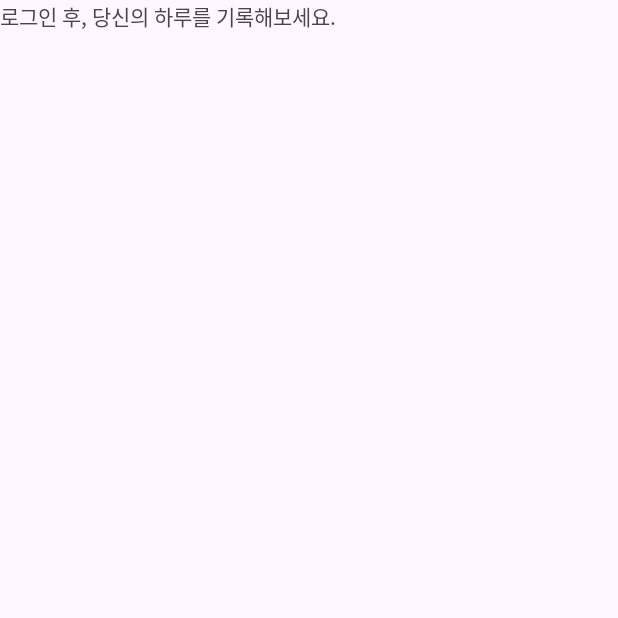
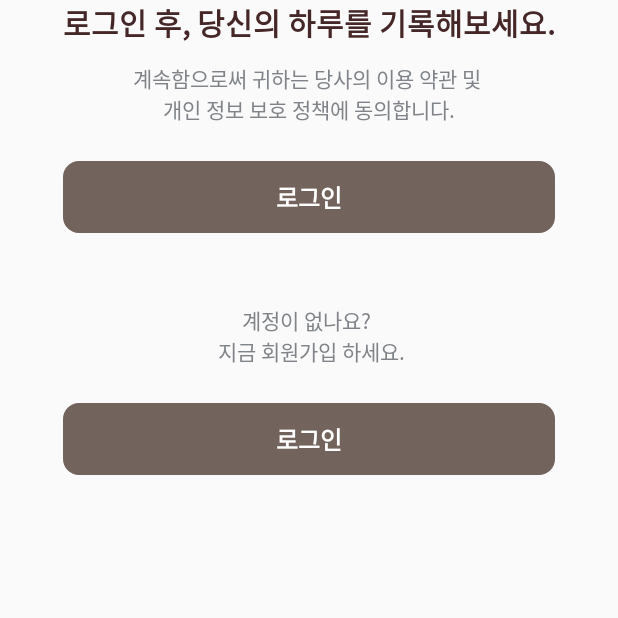
Before and after one commit to tkatpgus19/Haru, an Android app: the fragment OpenFragment shown on its own in the app's theme, on a phone screen of 412 x 824 dp, the top half of it. Run offline under Robolectric (Android 15) with nearby library versions, the phone set to English and light mode, and no system bars.

Commit message:
버튼 스타일 생성

```diff
--- /dev/null
+++ b/android/app/src/main/res/drawable/btn_style.xml
@@ -0,0 +1,15 @@
+<?xml version="1.0" encoding="utf-8"?>
+<shape xmlns:android="http://schemas.android.com/apk/res/android"
+    android:shape="rectangle" android:padding = "10dp">
+    <!-- 버튼 색깔 -->
+    <solid android:color="#72635D"/>
+    <!-- 네 귀퉁이 모양 -->
+    <corners
+        android:bottomLeftRadius="10dp"
+        android:bottomRightRadius="10dp"
+        android:topLeftRadius="10dp"
+        android:topRightRadius="10dp"/>
+    <!-- 테두리 색깔 -->
+    <stroke android:width="1dp"
+        android:color="#72635D"/>
+</shape>
--- /dev/null
+++ b/android/app/src/main/res/drawable/btn_style2.xml
@@ -0,0 +1,15 @@
+<?xml version="1.0" encoding="utf-8"?>
+<shape xmlns:android="http://schemas.android.com/apk/res/android"
+    android:shape="rectangle" android:padding = "10dp">
+    <!-- 버튼 색깔 -->
+    <solid android:color="#72635D"/>
+    <!-- 네 귀퉁이 모양 -->
+    <corners
+        android:bottomLeftRadius="10dp"
+        android:bottomRightRadius="10dp"
+        android:topLeftRadius="10dp"
+        android:topRightRadius="10dp"/>
+    <!-- 테두리 색깔 -->
+    <stroke android:width="1dp"
+        android:color="#72635D"/>
+</shape>
--- a/android/app/src/main/res/layout/fragment_open.xml
+++ b/android/app/src/main/res/layout/fragment_open.xml
@@ -1,19 +1,71 @@
 <?xml version="1.0" encoding="utf-8"?>
-<androidx.constraintlayout.widget.ConstraintLayout
-    xmlns:android="http://schemas.android.com/apk/res/android"
+<androidx.constraintlayout.widget.ConstraintLayout xmlns:android="http://schemas.android.com/apk/res/android"
     xmlns:tools="http://schemas.android.com/tools"
     android:layout_width="match_parent"
     android:layout_height="match_parent"
+    xmlns:app="http://schemas.android.com/apk/res-auto"
     tools:context=".login.OpenFragment">
+    <LinearLayout
+        android:layout_width="wrap_content"
+        android:layout_height="wrap_content"
+        app:layout_constraintTop_toTopOf="parent"
+        app:layout_constraintStart_toStartOf="parent"
+        app:layout_constraintEnd_toEndOf="parent"
+        android:gravity="center"
+        android:orientation="vertical">
+
+        <TextView
+            android:layout_width="match_parent"
+            android:layout_height="wrap_content"
+            android:gravity="center"
+            android:text="로그인 후, 당신의 하루를 기록해보세요."
+            android:textColor="#462727"
+            android:textSize="20sp"
+            android:textStyle="bold" />
 
         <TextView
             android:layout_width="match_parent"
             android:layout_height="match_parent"
-        android:text="로그인 후, 당신의 하루를 기록해보세요." />
+            android:text="계속함으로써 귀하는 당사의 이용 약관 및 \n 개인 정보 보호 정책에 동의합니다. "
+            tools:layout_editor_absoluteX="0dp"
+            tools:layout_editor_absoluteY="55dp"
+            android:textColor="#808488"
+            android:gravity="center"
+            android:layout_marginTop="12dp"
+            android:layout_marginBottom="24dp"/>
+
+        <Button
+            style="tom"
+            android:layout_width="match_parent"
+            android:layout_height="wrap_content"
+            android:text="로그인"
+            android:textSize="16sp"
+            android:textStyle="bold"
+            android:textColor="@color/white"
+            android:background="@drawable/btn_style"/>
 
         <TextView
             android:layout_width="match_parent"
             android:layout_height="match_parent"
-        android:text="" />
+            android:text="계정이 없나요? \n 지금 회원가입 하세요."
+            tools:layout_editor_absoluteX="0dp"
+            tools:layout_editor_absoluteY="55dp"
+            android:textColor="#808488"
+            android:gravity="center"
+            android:layout_marginTop="48dp"
+            android:layout_marginBottom="24dp"/>
+
+        <Button
+            style="tom"
+            android:layout_width="match_parent"
+            android:layout_height="wrap_content"
+            android:text="로그인"
+            android:textSize="16sp"
+            android:textStyle="bold"
+            android:textColor="@color/white"
+            android:background="@drawable/btn_style"/>
+
+    </LinearLayout>
+
 
 </androidx.constraintlayout.widget.ConstraintLayout>
--- a/android/app/src/main/res/values-night/themes.xml
+++ b/android/app/src/main/res/values-night/themes.xml
@@ -1,6 +1,6 @@
 <resources xmlns:tools="http://schemas.android.com/tools">
     <!-- Base application theme. -->
-    <style name="Base.Theme.Final_project" parent="Theme.Material3.DayNight.NoActionBar">
+    <style name="Base.Theme.Final_project" parent="Theme.AppCompat.Light.NoActionBar">
         <!-- Customize your dark theme here. -->
         <!-- <item name="colorPrimary">@color/my_dark_primary</item> -->
     </style>
--- a/android/app/src/main/res/values/themes.xml
+++ b/android/app/src/main/res/values/themes.xml
@@ -1,6 +1,6 @@
 <resources xmlns:tools="http://schemas.android.com/tools">
     <!-- Base application theme. -->
-    <style name="Base.Theme.Final_project" parent="Theme.Material3.DayNight.NoActionBar">
+    <style name="Base.Theme.Final_project" parent="Theme.AppCompat.Light.NoActionBar">
         <!-- Customize your light theme here. -->
         <!-- <item name="colorPrimary">@color/my_light_primary</item> -->
     </style>
```
Lines whose indentation alone changed are shown as unchanged.
